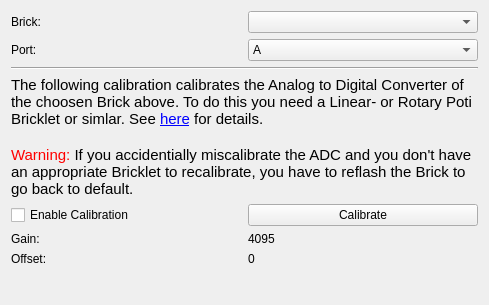
The window that src/brickv/ui/advanced.ui (Tinkerforge/brickv) describes before a commit, drawn with Qt 5.
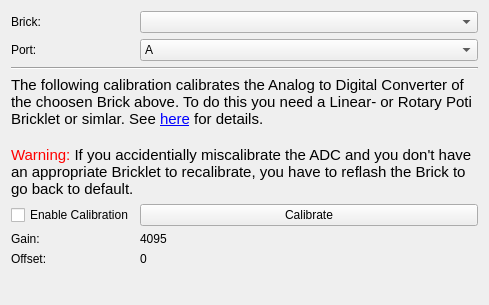
The same window after the commit.

Commit message:
Add a refresh button for the serial port in the Brick flashing tab
Also add a 'Select...' item to the firmware and plugin combobox.
This way it doesn't look as that the correct item would have been
autoselected.

```diff
--- a/src/brickv/ui/advanced.ui
+++ b/src/brickv/ui/advanced.ui
@@ -22,7 +22,14 @@
     </widget>
    </item>
    <item row="0" column="1">
-    <widget class="QComboBox" name="combo_brick"/>
+    <widget class="QComboBox" name="combo_brick">
+     <property name="sizePolicy">
+      <sizepolicy hsizetype="Expanding" vsizetype="Fixed">
+       <horstretch>0</horstretch>
+       <verstretch>0</verstretch>
+      </sizepolicy>
+     </property>
+    </widget>
    </item>
    <item row="1" column="0">
     <widget class="QLabel" name="label_2">
```
The commit also changes 6 other files.
